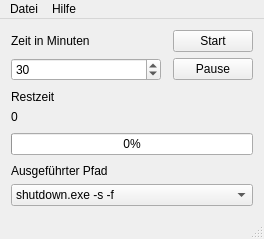
Egnarts94/TimerEE, file MainWindow.ui: the form before one commit.
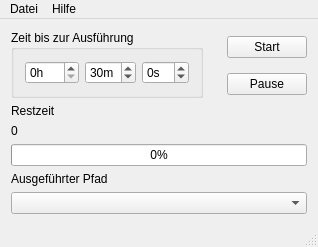
The form after the commit. Icons and pictures are not drawn.

Patch:
```diff
--- a/MainWindow.ui
+++ b/MainWindow.ui
@@ -6,8 +6,8 @@
    <rect>
     <x>0</x>
     <y>0</y>
-    <width>261</width>
-    <height>239</height>
+    <width>291</width>
+    <height>228</height>
    </rect>
   </property>
   <property name="windowTitle">
@@ -25,139 +25,20 @@
   </property>
   <widget class="QWidget" name="centralWidget">
    <layout class="QGridLayout" name="gridLayout">
-    <item row="1" column="2">
-     <widget class="QPushButton" name="startstopButton">
-      <property name="minimumSize">
-       <size>
-        <width>0</width>
-        <height>0</height>
-       </size>
-      </property>
-      <property name="text">
-       <string>Start</string>
-      </property>
-     </widget>
-    </item>
-    <item row="10" column="0">
-     <widget class="QLabel" name="path">
-      <property name="text">
-       <string>Ausgeführter Pfad</string>
-      </property>
-     </widget>
-    </item>
-    <item row="2" column="3">
-     <spacer name="horizontalSpacer">
-      <property name="orientation">
-       <enum>Qt::Horizontal</enum>
-      </property>
-      <property name="sizeHint" stdset="0">
-       <size>
-        <width>40</width>
-        <height>20</height>
-       </size>
-      </property>
-     </spacer>
-    </item>
-    <item row="5" column="0">
-     <widget class="QLabel" name="remainTimeShow">
-      <property name="text">
-       <string>0</string>
-      </property>
-     </widget>
-    </item>
-    <item row="4" column="0">
-     <widget class="QLabel" name="remainTime">
-      <property name="text">
-       <string>Restzeit</string>
-      </property>
-     </widget>
-    </item>
-    <item row="6" column="0">
-     <spacer name="verticalSpacer_3">
-      <property name="orientation">
-       <enum>Qt::Vertical</enum>
-      </property>
-      <property name="sizeHint" stdset="0">
-       <size>
-        <width>20</width>
-        <height>40</height>
-       </size>
-      </property>
-     </spacer>
-    </item>
-    <item row="9" column="0">
-     <spacer name="verticalSpacer_2">
-      <property name="orientation">
-       <enum>Qt::Vertical</enum>
-      </property>
-      <property name="sizeHint" stdset="0">
-       <size>
-        <width>20</width>
-        <height>40</height>
-       </size>
-      </property>
-     </spacer>
-    </item>
-    <item row="3" column="0">
-     <spacer name="verticalSpacer_4">
-      <property name="orientation">
-       <enum>Qt::Vertical</enum>
-      </property>
-      <property name="sizeHint" stdset="0">
-       <size>
-        <width>20</width>
-        <height>40</height>
-       </size>
-      </property>
-     </spacer>
-    </item>
-    <item row="1" column="0">
-     <widget class="QLabel" name="timeInMinutes">
-      <property name="text">
-       <string>Zeit in Minuten</string>
-      </property>
-     </widget>
-    </item>
-    <item row="2" column="0">
-     <widget class="QSpinBox" name="timeBox">
-      <property name="minimumSize">
-       <size>
-        <width>150</width>
-        <height>0</height>
-       </size>
-      </property>
-      <property name="toolTip">
-       <string>Maximal 999999 Minuten</string>
-      </property>
-      <property name="maximum">
-       <number>999999</number>
-      </property>
-      <property name="singleStep">
-       <number>1</number>
-      </property>
-      <property name="value">
-       <number>30</number>
-      </property>
-      <property name="displayIntegerBase">
-       <number>10</number>
-      </property>
-     </widget>
-    </item>
-    <item row="11" column="0" colspan="3">
+    <item row="9" column="1" colspan="5">
      <widget class="QComboBox" name="pathBox">
-      <item>
-       <property name="text">
-        <string>shutdown.exe -s -f</string>
-       </property>
-      </item>
-      <item>
-       <property name="text">
-        <string>explorer.exe</string>
-       </property>
-      </item>
+      <property name="editable">
+       <bool>false</bool>
+      </property>
+      <property name="currentText">
+       <string/>
+      </property>
+      <property name="maxVisibleItems">
+       <number>100</number>
+      </property>
      </widget>
     </item>
-    <item row="8" column="0" colspan="3">
+    <item row="6" column="1" colspan="5">
      <widget class="QProgressBar" name="progressBar">
       <property name="toolTip">
        <string>Fortschritt des Timers</string>
@@ -179,7 +60,54 @@
       </property>
      </widget>
     </item>
-    <item row="2" column="2">
+    <item row="8" column="1">
+     <widget class="QLabel" name="path">
+      <property name="text">
+       <string>Ausgeführter Pfad</string>
+      </property>
+     </widget>
+    </item>
+    <item row="1" column="5">
+     <widget class="QPushButton" name="startstopButton">
+      <property name="minimumSize">
+       <size>
+        <width>0</width>
+        <height>0</height>
+       </size>
+      </property>
+      <property name="text">
+       <string>Start</string>
+      </property>
+     </widget>
+    </item>
+    <item row="3" column="1">
+     <widget class="QLabel" name="remainTime">
+      <property name="text">
+       <string>Restzeit</string>
+      </property>
+     </widget>
+    </item>
+    <item row="2" column="6">
+     <spacer name="horizontalSpacer">
+      <property name="orientation">
+       <enum>Qt::Horizontal</enum>
+      </property>
+      <property name="sizeHint" stdset="0">
+       <size>
+        <width>40</width>
+        <height>20</height>
+       </size>
+      </property>
+     </spacer>
+    </item>
+    <item row="4" column="1">
+     <widget class="QLabel" name="remainTimeShow">
+      <property name="text">
+       <string>0</string>
+      </property>
+     </widget>
+    </item>
+    <item row="2" column="5">
      <widget class="QPushButton" name="pauseButton">
       <property name="text">
        <string>Pause</string>
@@ -189,19 +117,88 @@
       </property>
      </widget>
     </item>
-    <item row="2" column="1">
-     <spacer name="horizontalSpacer_2">
+    <item row="10" column="1">
+     <spacer name="verticalSpacer_2">
       <property name="orientation">
-       <enum>Qt::Horizontal</enum>
+       <enum>Qt::Vertical</enum>
       </property>
       <property name="sizeHint" stdset="0">
        <size>
-        <width>40</width>
-        <height>20</height>
+        <width>20</width>
+        <height>40</height>
        </size>
       </property>
      </spacer>
     </item>
+    <item row="1" column="1" rowspan="2">
+     <widget class="QGroupBox" name="timeInputGroup">
+      <property name="title">
+       <string>Zeit bis zur Ausführung</string>
+      </property>
+      <layout class="QHBoxLayout" name="horizontalLayout">
+       <item>
+        <widget class="QSpinBox" name="hourBox">
+         <property name="suffix">
+          <string>h</string>
+         </property>
+         <property name="maximum">
+          <number>999</number>
+         </property>
+        </widget>
+       </item>
+       <item>
+        <widget class="QSpinBox" name="minBox">
+         <property name="sizePolicy">
+          <sizepolicy hsizetype="Minimum" vsizetype="Fixed">
+           <horstretch>0</horstretch>
+           <verstretch>0</verstretch>
+          </sizepolicy>
+         </property>
+         <property name="minimumSize">
+          <size>
+           <width>0</width>
+           <height>0</height>
+          </size>
+         </property>
+         <property name="toolTip">
+          <string/>
+         </property>
+         <property name="suffix">
+          <string>m</string>
+         </property>
+         <property name="minimum">
+          <number>-1</number>
+         </property>
+         <property name="maximum">
+          <number>60</number>
+         </property>
+         <property name="singleStep">
+          <number>1</number>
+         </property>
+         <property name="value">
+          <number>30</number>
+         </property>
+         <property name="displayIntegerBase">
+          <number>10</number>
+         </property>
+        </widget>
+       </item>
+       <item>
+        <widget class="QSpinBox" name="secBox">
+         <property name="suffix">
+          <string>s</string>
+         </property>
+         <property name="minimum">
+          <number>-1</number>
+         </property>
+         <property name="maximum">
+          <number>60</number>
+         </property>
+        </widget>
+       </item>
+      </layout>
+     </widget>
+    </item>
    </layout>
   </widget>
   <widget class="QMenuBar" name="menuBar">
@@ -209,7 +206,7 @@
     <rect>
      <x>0</x>
      <y>0</y>
-     <width>261</width>
+     <width>291</width>
      <height>21</height>
     </rect>
    </property>
```
